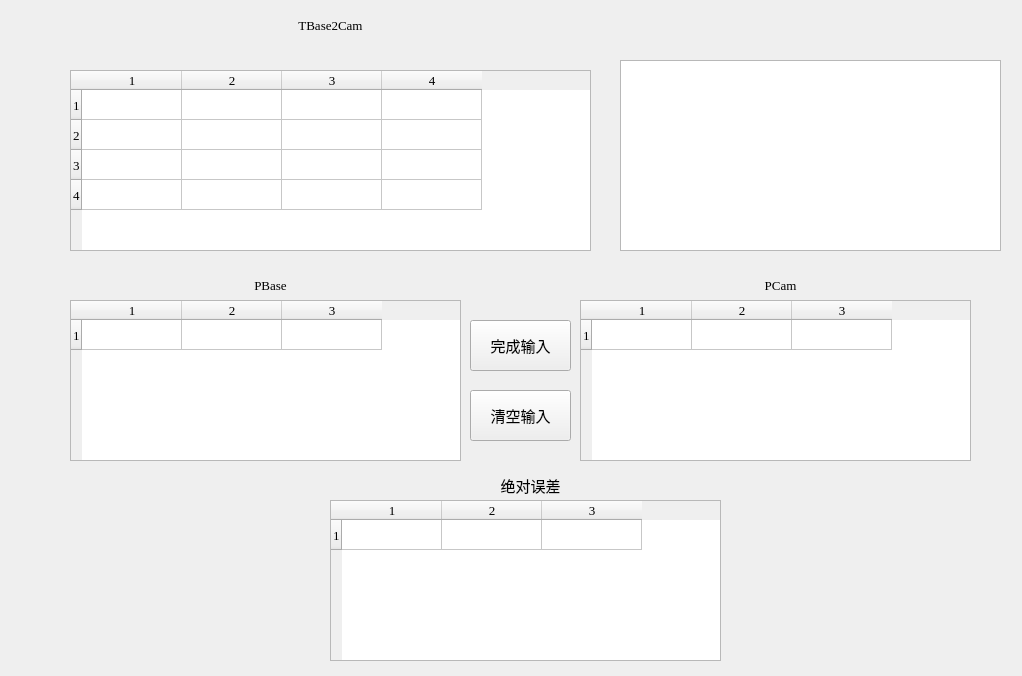
Old version of the form verification.ui in the repository Yamabukiss/handeye_calibration.
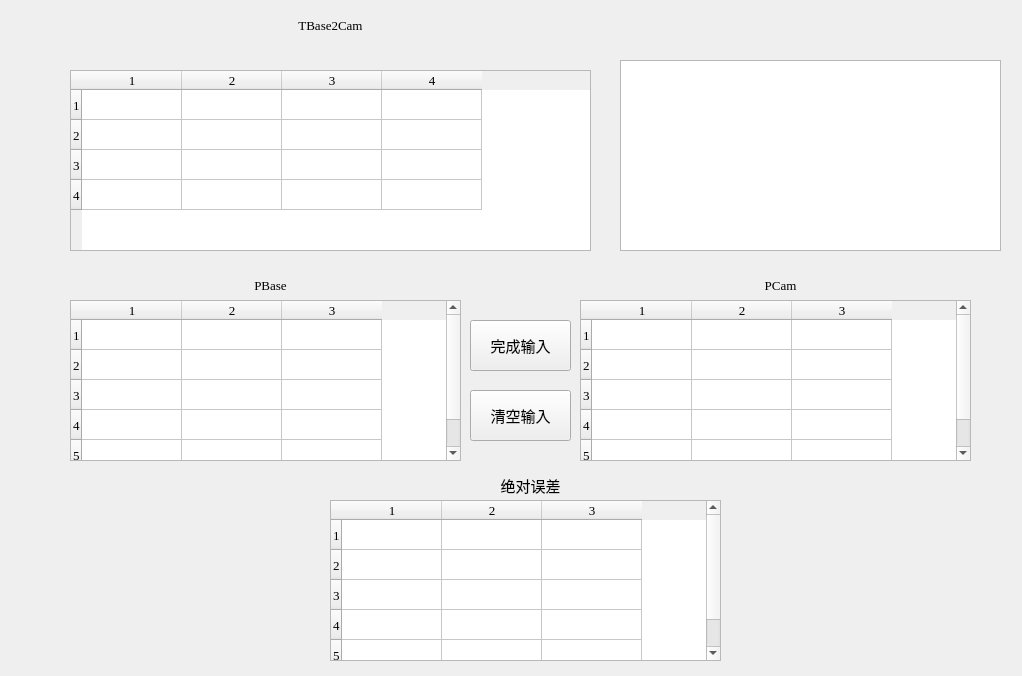
New version of the form.

Patch:
```diff
--- a/verification.ui
+++ b/verification.ui
@@ -74,12 +74,16 @@
     </font>
    </property>
    <property name="rowCount">
-    <number>1</number>
+    <number>5</number>
    </property>
    <property name="columnCount">
     <number>3</number>
    </property>
    <row/>
+   <row/>
+   <row/>
+   <row/>
+   <row/>
    <column/>
    <column/>
    <column/>
@@ -166,12 +170,16 @@
     <set>QAbstractItemView::NoEditTriggers</set>
    </property>
    <property name="rowCount">
-    <number>1</number>
+    <number>5</number>
    </property>
    <property name="columnCount">
     <number>3</number>
    </property>
    <row/>
+   <row/>
+   <row/>
+   <row/>
+   <row/>
    <column/>
    <column/>
    <column/>
@@ -233,12 +241,16 @@
     </font>
    </property>
    <property name="rowCount">
-    <number>1</number>
+    <number>5</number>
    </property>
    <property name="columnCount">
     <number>3</number>
    </property>
    <row/>
+   <row/>
+   <row/>
+   <row/>
+   <row/>
    <column/>
    <column/>
    <column/>
```
Left out of the diff: 6 changed lines with no effect on the pictures.
